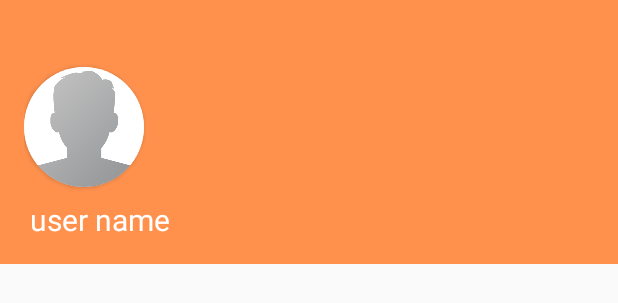
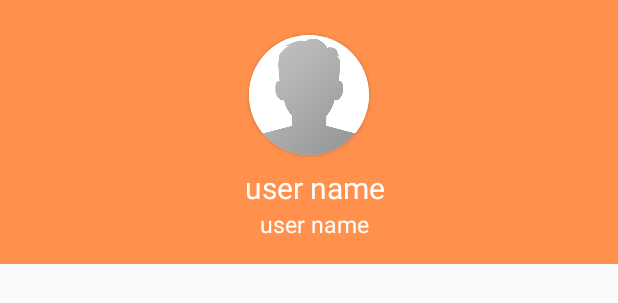
Before and after one commit to jeneeDurai/AmazonDemo, an Android app: the layout nav_header_home.xml on its own in the app's theme, with its tools: preview values and no code run, on a phone screen of 412 x 824 dp. Shown: the top 303 px of the screen. Run offline under Robolectric (Android 15) with nearby library versions, the phone set to English and light mode, and no system bars.

Commit message:
load username in left navigation

```diff
--- a/app/src/main/java/com/example/amazondemo/prevalent/Prevalent.java
+++ b/app/src/main/java/com/example/amazondemo/prevalent/Prevalent.java
@@ -5,4 +5,5 @@ import com.example.amazondemo.model.User;
 public class Prevalent {
 
     public static User currentUser;
+    public static String currentUserName;
 }
--- a/app/src/main/res/layout/nav_header_home.xml
+++ b/app/src/main/res/layout/nav_header_home.xml
@@ -18,7 +18,8 @@
         android:elevation="12dp"
         android:id="@+id/view2"
         app:cardCornerRadius="40dp"
-        android:layout_centerHorizontal="true">
+        android:layout_centerHorizontal="true"
+        android:layout_gravity="center">
         <ImageView
             android:layout_height="80dp"
             android:layout_width="match_parent"
@@ -29,11 +30,22 @@
 
     <TextView
         android:id="@+id/user_profile_name"
-        android:layout_width="match_parent"
+        android:layout_width="wrap_content"
         android:layout_height="wrap_content"
         android:paddingTop="@dimen/nav_header_vertical_spacing"
         android:textSize="20sp"
         android:layout_marginLeft="4dp"
+        android:layout_gravity="center"
+        android:text="user name"
+        android:textAppearance="@style/TextAppearance.AppCompat.Body1" />
+
+    <TextView
+        android:id="@+id/user_profile_email"
+        android:layout_width="wrap_content"
+        android:layout_height="wrap_content"
+        android:textSize="15sp"
+        android:layout_marginLeft="4dp"
+        android:layout_gravity="center"
         android:text="user name"
         android:textAppearance="@style/TextAppearance.AppCompat.Body1" />
 
```
Also changed, not shown: app/src/main/java/com/example/amazondemo/HomeActivity.java (+18 -0 lines), app/src/main/java/com/example/amazondemo/LoginActivity.java (+10 -4 lines), app/src/main/java/com/example/amazondemo/MainActivity.java (+12 -12 lines).
